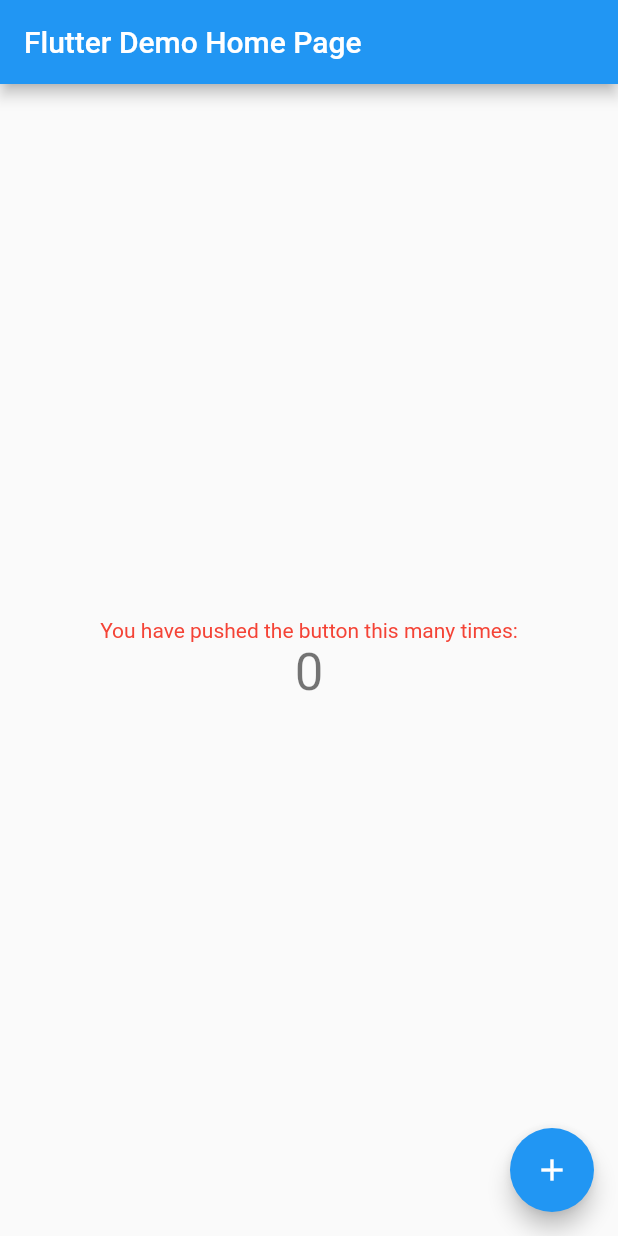
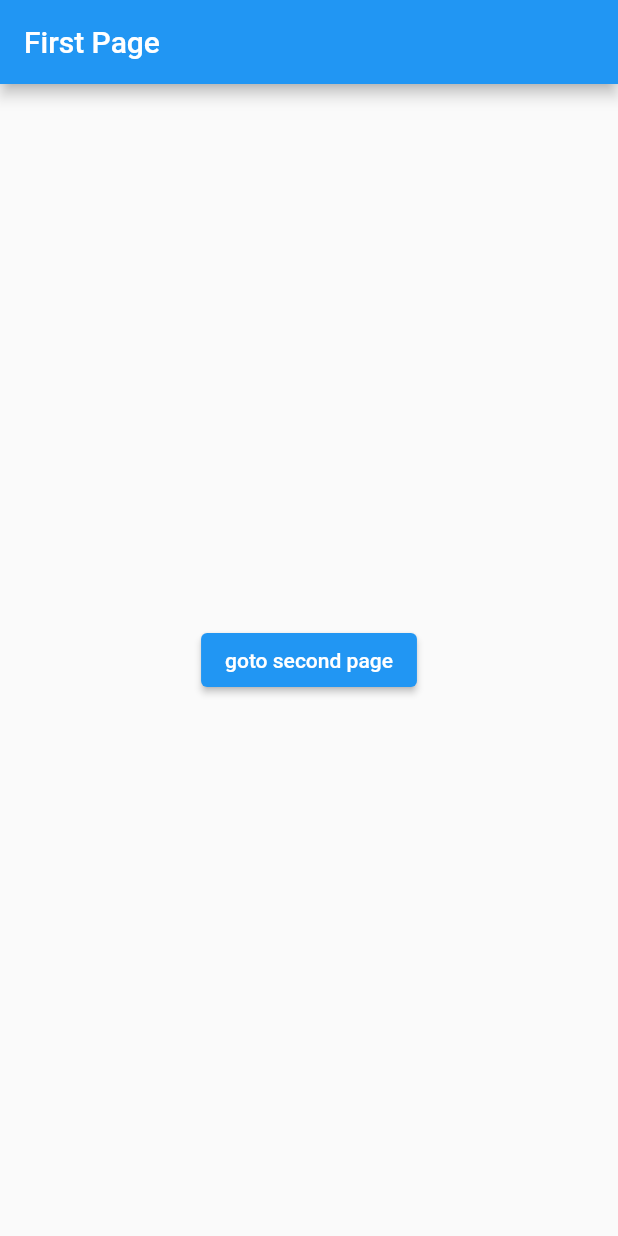
Before and after one commit to DaigoHonda/flutter_study_meeting, a Flutter app: the screen it shows after launch, on a phone screen of 412 x 824 dp. Run offline on Flutter 3.47's test engine with Material 2 defaults, Android fonts, the light colour scheme and no system bars.

Commit message:
Add: 1番簡単な遷移

```diff
--- a/lib/main.dart
+++ b/lib/main.dart
@@ -13,55 +13,41 @@
       theme: ThemeData(
         primarySwatch: Colors.blue,
       ),
-      home: MyHomePage(title: 'Flutter Demo Home Page'),
+      home: FirstPage(),
     );
   }
 }
 
-class MyHomePage extends StatefulWidget {
-  MyHomePage({Key key, this.title}) : super(key: key);
-
-  final String title;
-
-  @override
-  _MyHomePageState createState() => _MyHomePageState();
-}
-
-class _MyHomePageState extends State<MyHomePage> {
-  int _counter = 0;
-
-  void _incrementCounter() {
-    setState(() {
-      _counter++;
-    });
-  }
-
-  @override
+class FirstPage extends StatelessWidget {
   Widget build(BuildContext context) {
     return Scaffold(
-      appBar: AppBar(
-        title: Text(widget.title),
-      ),
+      appBar: AppBar(title: const Text('First Page')),
       body: Center(
-        child: Column(
-          mainAxisAlignment: MainAxisAlignment.center,
-          children: <Widget>[
-            const Text(
-              'You have pushed the button this many times:',
-              style: TextStyle(color: Colors.red),
-            ),
-            Text(
-              '$_counter',
-              style: Theme.of(context).textTheme.headline4,
-            ),
-          ],
+        child: ElevatedButton(
+          child: const Text('goto second page'),
+          onPressed: () {
+            Navigator.push(context, MaterialPageRoute(builder: (context) {
+              return SecondPage();
+            }));
+          },
         ),
       ),
-      floatingActionButton: FloatingActionButton(
-        onPressed: _incrementCounter,
-        tooltip: 'Increment',
-        child: const Icon(Icons.add),
-      ), // This trailing comma makes auto-formatting nicer for build methods.
     );
   }
 }
+
+class SecondPage extends StatelessWidget {
+  Widget build(BuildContext context) {
+    return Scaffold(
+      appBar: AppBar(title: const Text('Second Page')),
+      body: Center(
+        child: ElevatedButton(
+          child: const Text('goback'),
+          onPressed: () {
+            Navigator.pop(context);
+          },
+        ),
+      ),
+    );
+  }
+}
```
Also changed, not shown: 2 other files.
